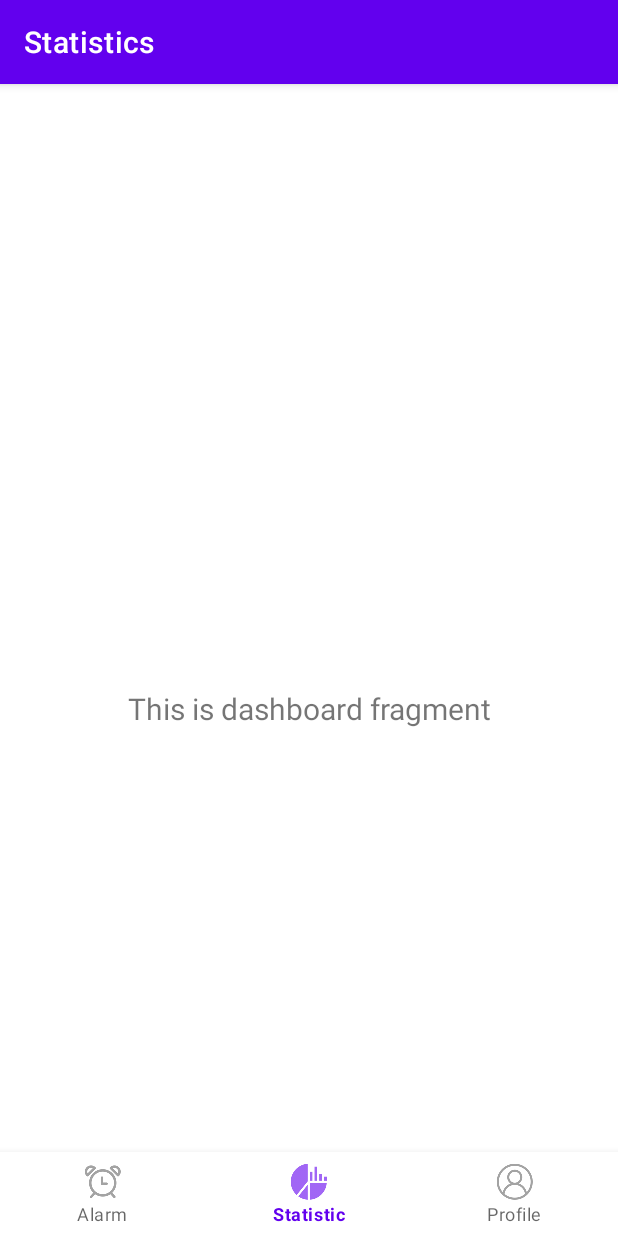
After one commit to beomsun0829/DreamCatcher_2023-1, an Android app: the StatisticsFragment screen opened through its navigation route, on a phone screen of 412 x 824 dp. The commit adds this screen. Run offline under Robolectric (Android 15) with nearby library versions, the phone set to English and light mode, and no system bars; our stand-ins replace navigation-ui.

Commit message:
Bottombar layoutchange error fix

```diff
--- a/app/src/main/java/com/example/dreamcatcher_2023_1/MainActivity.java
+++ b/app/src/main/java/com/example/dreamcatcher_2023_1/MainActivity.java
@@ -27,7 +27,7 @@ public class MainActivity extends AppCompatActivity {
         // Passing each menu ID as a set of Ids because each
         // menu should be considered as top level destinations.
         AppBarConfiguration appBarConfiguration = new AppBarConfiguration.Builder(
-                R.id.navigation_home, R.id.navigation_dashboard, R.id.navigation_notifications)
+                R.id.navigation_alarm, R.id.navigation_statistics, R.id.navigation_user)
                 .build();
         NavController navController = Navigation.findNavController(this, R.id.nav_host_fragment_activity_main);
         NavigationUI.setupActionBarWithNavController(this, navController, appBarConfiguration);
--- a/app/src/main/java/com/example/dreamcatcher_2023_1/ui/home/HomeFragment.java
+++ b/app/src/main/java/com/example/dreamcatcher_2023_1/ui/alarm/AlarmFragment.java
@@ -1,4 +1,4 @@
-package com.example.dreamcatcher_2023_1.ui.home;
+package com.example.dreamcatcher_2023_1.ui.alarm;
 
 import android.os.Bundle;
 import android.view.LayoutInflater;
@@ -10,22 +10,22 @@ import androidx.annotation.NonNull;
 import androidx.fragment.app.Fragment;
 import androidx.lifecycle.ViewModelProvider;
 
-import com.example.dreamcatcher_2023_1.databinding.FragmentHomeBinding;
+import com.example.dreamcatcher_2023_1.databinding.FragmentAlarmBinding;
 
-public class HomeFragment extends Fragment {
+public class AlarmFragment extends Fragment {
 
-    private FragmentHomeBinding binding;
+    private FragmentAlarmBinding binding;
 
     public View onCreateView(@NonNull LayoutInflater inflater,
                              ViewGroup container, Bundle savedInstanceState) {
-        HomeViewModel homeViewModel =
-                new ViewModelProvider(this).get(HomeViewModel.class);
+        AlarmViewModel alarmViewModel =
+                new ViewModelProvider(this).get(AlarmViewModel.class);
 
-        binding = FragmentHomeBinding.inflate(inflater, container, false);
+        binding = FragmentAlarmBinding.inflate(inflater, container, false);
         View root = binding.getRoot();
 
-        final TextView textView = binding.textHome;
-        homeViewModel.getText().observe(getViewLifecycleOwner(), textView::setText);
+        final TextView textView = binding.textAlarm;
+        alarmViewModel.getText().observe(getViewLifecycleOwner(), textView::setText);
         return root;
     }
 
--- a/app/src/main/java/com/example/dreamcatcher_2023_1/ui/home/HomeViewModel.java
+++ b/app/src/main/java/com/example/dreamcatcher_2023_1/ui/alarm/AlarmViewModel.java
@@ -1,14 +1,14 @@
-package com.example.dreamcatcher_2023_1.ui.home;
+package com.example.dreamcatcher_2023_1.ui.alarm;
 
 import androidx.lifecycle.LiveData;
 import androidx.lifecycle.MutableLiveData;
 import androidx.lifecycle.ViewModel;
 
-public class HomeViewModel extends ViewModel {
+public class AlarmViewModel extends ViewModel {
 
     private final MutableLiveData<String> mText;
 
-    public HomeViewModel() {
+    public AlarmViewModel() {
         mText = new MutableLiveData<>();
         mText.setValue("This is home fragment");
     }
--- /dev/null
+++ b/app/src/main/java/com/example/dreamcatcher_2023_1/ui/statistics/StatisticsFragment.java
@@ -0,0 +1,37 @@
+package com.example.dreamcatcher_2023_1.ui.statistics;
+
+import android.os.Bundle;
+import android.view.LayoutInflater;
+import android.view.View;
+import android.view.ViewGroup;
+import android.widget.TextView;
+
+import androidx.annotation.NonNull;
+import androidx.fragment.app.Fragment;
+import androidx.lifecycle.ViewModelProvider;
+
+import com.example.dreamcatcher_2023_1.databinding.FragmentStatisticsBinding;
+
+public class StatisticsFragment extends Fragment {
+
+    private FragmentStatisticsBinding binding;
+
+    public View onCreateView(@NonNull LayoutInflater inflater,
+                             ViewGroup container, Bundle savedInstanceState) {
+        StatisticsViewModel statisticsViewModel =
+                new ViewModelProvider(this).get(StatisticsViewModel.class);
+
+        binding = FragmentStatisticsBinding.inflate(inflater, container, false);
+        View root = binding.getRoot();
+
+        final TextView textView = binding.textStatistics;
+        statisticsViewModel.getText().observe(getViewLifecycleOwner(), textView::setText);
+        return root;
+    }
+
+    @Override
+    public void onDestroyView() {
+        super.onDestroyView();
+        binding = null;
+    }
+}
--- a/app/src/main/java/com/example/dreamcatcher_2023_1/ui/notifications/NotificationsViewModel.java
+++ b/app/src/main/java/com/example/dreamcatcher_2023_1/ui/statistics/StatisticsViewModel.java
@@ -1,16 +1,16 @@
-package com.example.dreamcatcher_2023_1.ui.notifications;
+package com.example.dreamcatcher_2023_1.ui.statistics;
 
 import androidx.lifecycle.LiveData;
 import androidx.lifecycle.MutableLiveData;
 import androidx.lifecycle.ViewModel;
 
-public class NotificationsViewModel extends ViewModel {
+public class StatisticsViewModel extends ViewModel {
 
     private final MutableLiveData<String> mText;
 
-    public NotificationsViewModel() {
+    public StatisticsViewModel() {
         mText = new MutableLiveData<>();
-        mText.setValue("This is notifications fragment");
+        mText.setValue("This is dashboard fragment");
     }
 
     public LiveData<String> getText() {
--- a/app/src/main/res/layout/fragment_notifications.xml
+++ b/app/src/main/res/layout/fragment_alarm.xml
@@ -4,10 +4,10 @@
     xmlns:tools="http://schemas.android.com/tools"
     android:layout_width="match_parent"
     android:layout_height="match_parent"
-    tools:context=".ui.notifications.NotificationsFragment">
+    tools:context=".ui.alarm.AlarmFragment">
 
     <TextView
-        android:id="@+id/text_notifications"
+        android:id="@+id/text_alarm"
         android:layout_width="match_parent"
         android:layout_height="wrap_content"
         android:layout_marginStart="8dp"
--- a/app/src/main/res/layout/fragment_home.xml
+++ b/app/src/main/res/layout/fragment_statistics.xml
@@ -4,10 +4,10 @@
     xmlns:tools="http://schemas.android.com/tools"
     android:layout_width="match_parent"
     android:layout_height="match_parent"
-    tools:context=".ui.home.HomeFragment">
+    tools:context=".ui.statistics.StatisticsFragment">
 
     <TextView
-        android:id="@+id/text_home"
+        android:id="@+id/text_statistics"
         android:layout_width="match_parent"
         android:layout_height="wrap_content"
         android:layout_marginStart="8dp"
--- a/app/src/main/res/layout/fragment_dashboard.xml
+++ b/app/src/main/res/layout/fragment_user.xml
@@ -4,10 +4,10 @@
     xmlns:tools="http://schemas.android.com/tools"
     android:layout_width="match_parent"
     android:layout_height="match_parent"
-    tools:context=".ui.dashboard.DashboardFragment">
+    tools:context=".ui.user.UserFragment">
 
     <TextView
-        android:id="@+id/text_dashboard"
+        android:id="@+id/text_user"
         android:layout_width="match_parent"
         android:layout_height="wrap_content"
         android:layout_marginStart="8dp"
--- a/app/src/main/res/menu/bottom_nav_menu.xml
+++ b/app/src/main/res/menu/bottom_nav_menu.xml
@@ -7,12 +7,12 @@
         android:title="Alarm" />
 
     <item
-        android:id="@+id/navigation_dashboard"
+        android:id="@+id/navigation_statistics"
         android:icon="@drawable/ic_underbar_statistics"
         android:title="Statistic" />
 
     <item
-        android:id="@+id/navigation_notifications"
+        android:id="@+id/navigation_user"
         android:icon="@drawable/ic_underbar_user"
         android:title="Profile" />
 
--- a/app/src/main/res/navigation/mobile_navigation.xml
+++ b/app/src/main/res/navigation/mobile_navigation.xml
@@ -3,23 +3,23 @@
     xmlns:app="http://schemas.android.com/apk/res-auto"
     xmlns:tools="http://schemas.android.com/tools"
     android:id="@+id/mobile_navigation"
-    app:startDestination="@+id/navigation_home">
+    app:startDestination="@+id/navigation_alarm">
 
     <fragment
-        android:id="@+id/navigation_home"
-        android:name="com.example.dreamcatcher_2023_1.ui.home.HomeFragment"
-        android:label="@string/title_home"
-        tools:layout="@layout/fragment_home" />
+        android:id="@+id/navigation_alarm"
+        android:name="com.example.dreamcatcher_2023_1.ui.alarm.AlarmFragment"
+        android:label="Alarm"
+        tools:layout="@layout/fragment_alarm" />
 
     <fragment
-        android:id="@+id/navigation_dashboard"
-        android:name="com.example.dreamcatcher_2023_1.ui.dashboard.DashboardFragment"
-        android:label="@string/title_dashboard"
-        tools:layout="@layout/fragment_dashboard" />
+        android:id="@+id/navigation_statistics"
+        android:name="com.example.dreamcatcher_2023_1.ui.statistics.StatisticsFragment"
+        android:label="Statistics"
+        tools:layout="@layout/fragment_statistics" />
 
     <fragment
-        android:id="@+id/navigation_notifications"
-        android:name="com.example.dreamcatcher_2023_1.ui.notifications.NotificationsFragment"
-        android:label="@string/title_notifications"
-        tools:layout="@layout/fragment_notifications" />
+        android:id="@+id/navigation_user"
+        android:name="com.example.dreamcatcher_2023_1.ui.user.UserFragment"
+        android:label="User"
+        tools:layout="@layout/fragment_user" />
 </navigation>
```
Also changed, not shown: app/src/main/java/com/example/dreamcatcher_2023_1/ui/notifications/NotificationsFragment.java (deleted, +0 -37 lines), app/src/main/java/com/example/dreamcatcher_2023_1/ui/user/UserFragment.java (renamed from app/src/main/java/com/example/dreamcatcher_2023_1/ui/dashboard/DashboardFragment.java, +9 -9 lines), app/src/main/java/com/example/dreamcatcher_2023_1/ui/user/UserViewModel.java (renamed from app/src/main/java/com/example/dreamcatcher_2023_1/ui/dashboard/DashboardViewModel.java, +4 -4 lines).
